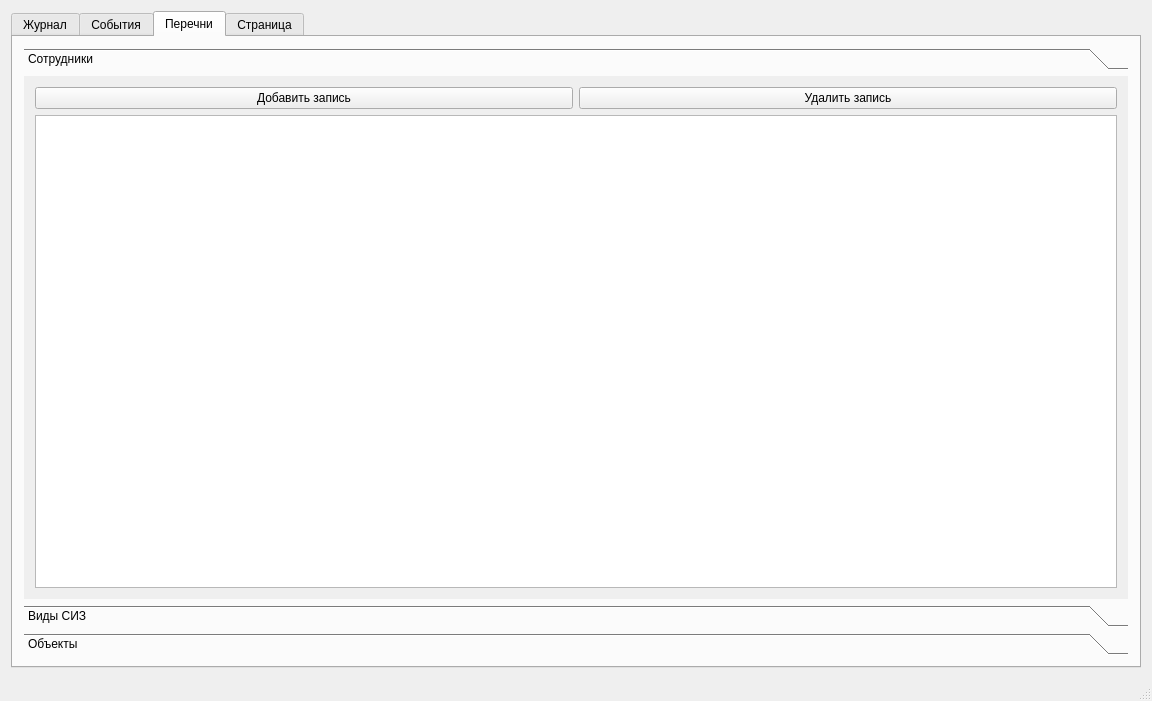
This is mainsizwindow.ui in OpexXXX/SIZ as Qt 5 draws it before an edit. The edited form follows.
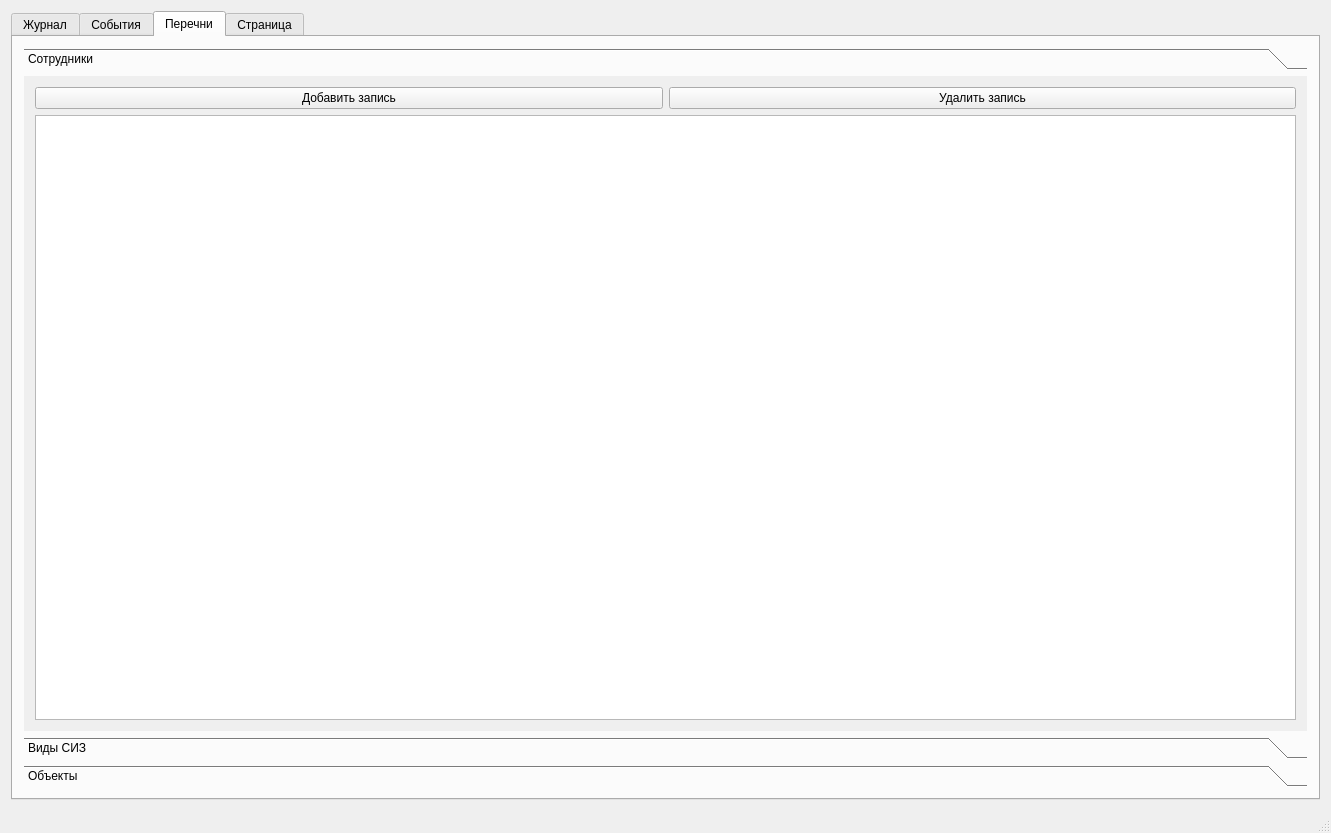
This is the edited form. The open tabs and pages were chosen to show the change. Icons and pictures are not drawn.

The edit to the form file:
```diff
--- a/mainsizwindow.ui
+++ b/mainsizwindow.ui
@@ -6,8 +6,8 @@
    <rect>
     <x>0</x>
     <y>0</y>
-    <width>1152</width>
-    <height>701</height>
+    <width>1331</width>
+    <height>833</height>
    </rect>
   </property>
   <property name="sizePolicy">
@@ -197,8 +197,8 @@
             <rect>
              <x>0</x>
              <y>0</y>
-             <width>1112</width>
-             <height>491</height>
+             <width>1291</width>
+             <height>629</height>
             </rect>
            </property>
            <attribute name="label">
@@ -236,7 +236,12 @@
              </layout>
             </item>
             <item>
-             <widget class="QTableView" name="personalTableView"/>
+             <widget class="QTableView" name="personalTableView">
+              <property name="styleSheet">
+               <string notr="true">selection-color: rgb(190, 255, 253);
+selection-background-color: rgb(210, 219, 230);</string>
+              </property>
+             </widget>
             </item>
            </layout>
           </widget>
```
Left out of the diff: 29 changed lines with no effect on the pictures.
